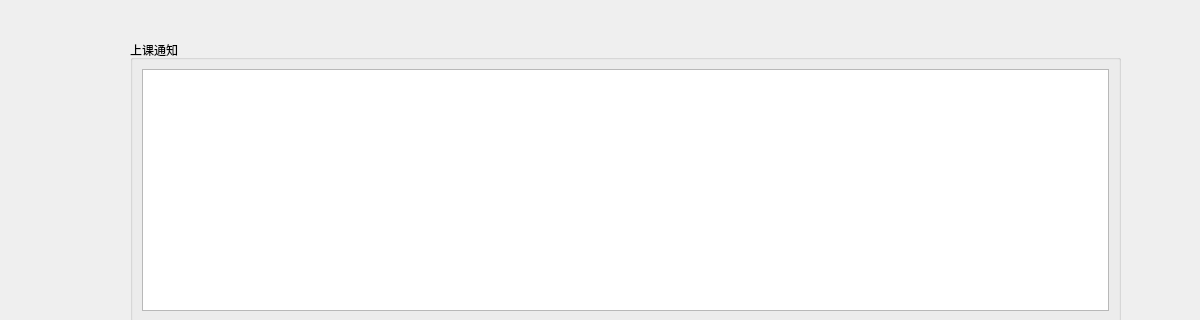
Qt form widget_notice.ui (Ruby-Dream/studysoftware) before a commit; both pictures show x 0 to 1200 and y 0 to 320 of the 1200 by 650 pixel window.
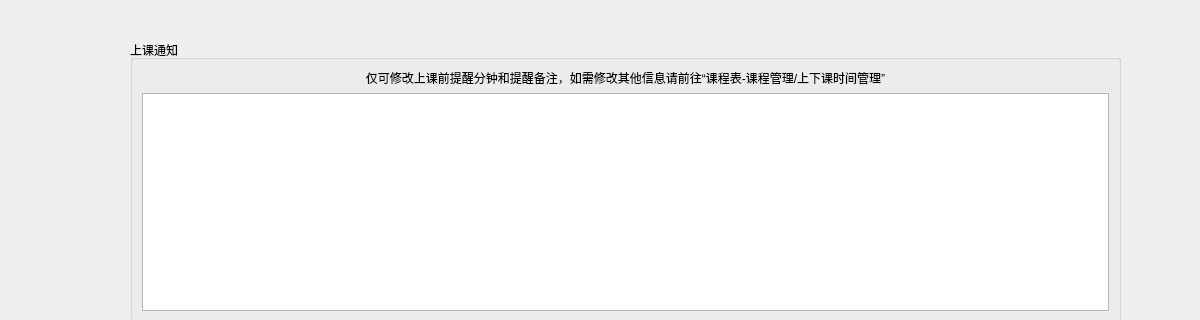
The same form after that commit.

Commit message: 新增通知提醒模块和课件管理模块的状态栏引导文字，优化上课提醒

Patch:
```diff
--- a/widget_notice.ui
+++ b/widget_notice.ui
@@ -13,7 +13,7 @@
   <property name="windowTitle">
    <string>Form</string>
   </property>
-  <widget class="QWidget" name="">
+  <widget class="QWidget" name="layoutWidget">
    <property name="geometry">
     <rect>
      <x>130</x>
@@ -29,6 +29,16 @@
        <string>上课通知</string>
       </property>
       <layout class="QVBoxLayout" name="verticalLayout">
+       <item>
+        <widget class="QLabel" name="label">
+         <property name="text">
+          <string>仅可修改上课前提醒分钟和提醒备注，如需修改其他信息请前往“课程表-课程管理/上下课时间管理”</string>
+         </property>
+         <property name="alignment">
+          <set>Qt::AlignmentFlag::AlignCenter</set>
+         </property>
+        </widget>
+       </item>
        <item>
         <widget class="QTableView" name="tv_course"/>
        </item>
```
The commit also changes 6 other files.
